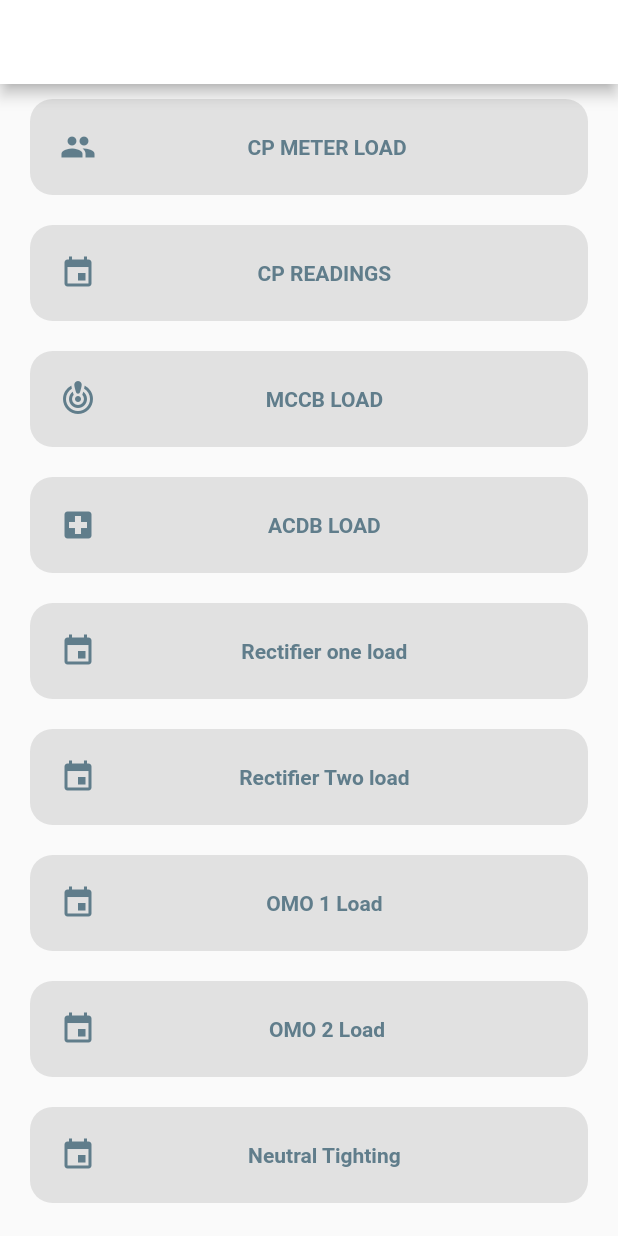
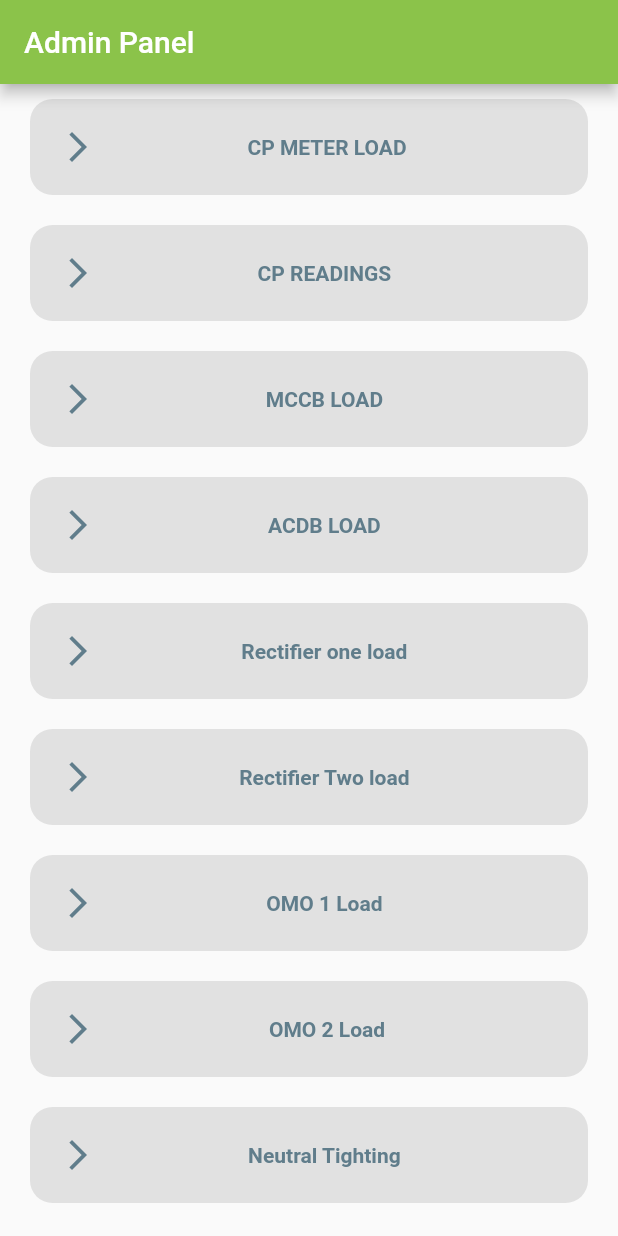
Before and after one commit to zyn10/Zong_Load_Collector, a Flutter app: the screen it shows after launch, on a phone screen of 412 x 824 dp. Run offline on Flutter 3.47's test engine with Material 2 defaults, Android fonts, the phone set to English and light mode, and no system bars.

Commit message:
Homepage Set

```diff
--- a/lib/home.dart
+++ b/lib/home.dart
@@ -11,7 +11,7 @@ class _HomeScreenState extends State<HomeScreen> {
   Widget build(BuildContext context) {
     return Scaffold(
       appBar: AppBar(
-        backgroundColor: Colors.white,
+        backgroundColor: Colors.lightGreen,
         title: const Text("Admin Panel"),
       ),
       body: SingleChildScrollView(
@@ -36,7 +36,7 @@ class _HomeScreenState extends State<HomeScreen> {
                 child: const Row(
                   children: [
                     Icon(
-                      Icons.people,
+                      Icons.arrow_forward_ios,
                       color: Colors.blueGrey,
                     ),
                     Expanded(
@@ -73,7 +73,7 @@ class _HomeScreenState extends State<HomeScreen> {
                 child: const Row(
                   children: [
                     Icon(
-                      Icons.event,
+                      Icons.arrow_forward_ios,
                       color: Colors.blueGrey,
                     ),
                     Expanded(
@@ -110,7 +110,7 @@ class _HomeScreenState extends State<HomeScreen> {
                 child: const Row(
                   children: [
                     Icon(
-                      Icons.crisis_alert_sharp,
+                      Icons.arrow_forward_ios,
                       color: Colors.blueGrey,
                     ),
                     Expanded(
@@ -146,7 +146,7 @@ class _HomeScreenState extends State<HomeScreen> {
                 child: const Row(
                   children: [
                     Icon(
-                      Icons.local_hospital,
+                      Icons.arrow_forward_ios,
                       color: Colors.blueGrey,
                     ),
                     Expanded(
@@ -183,7 +183,7 @@ class _HomeScreenState extends State<HomeScreen> {
                 child: const Row(
                   children: [
                     Icon(
-                      Icons.event,
+                      Icons.arrow_forward_ios,
                       color: Colors.blueGrey,
                     ),
                     Expanded(
@@ -220,7 +220,7 @@ class _HomeScreenState extends State<HomeScreen> {
                 child: const Row(
                   children: [
                     Icon(
-                      Icons.event,
+                      Icons.arrow_forward_ios,
                       color: Colors.blueGrey,
                     ),
                     Expanded(
@@ -257,7 +257,7 @@ class _HomeScreenState extends State<HomeScreen> {
                 child: const Row(
                   children: [
                     Icon(
-                      Icons.event,
+                      Icons.arrow_forward_ios,
                       color: Colors.blueGrey,
                     ),
                     Expanded(
@@ -294,7 +294,7 @@ class _HomeScreenState extends State<HomeScreen> {
                 child: const Row(
                   children: [
                     Icon(
-                      Icons.event,
+                      Icons.arrow_forward_ios,
                       color: Colors.blueGrey,
                     ),
                     Expanded(
@@ -331,7 +331,7 @@ class _HomeScreenState extends State<HomeScreen> {
                 child: const Row(
                   children: [
                     Icon(
-                      Icons.event,
+                      Icons.arrow_forward_ios,
                       color: Colors.blueGrey,
                     ),
                     Expanded(
--- a/lib/splash_screen.dart
+++ b/lib/splash_screen.dart
@@ -28,8 +28,10 @@ class _SplashScreenState extends State<SplashScreen> {
         decoration: const BoxDecoration(
           gradient: LinearGradient(
             colors: [
-              Color.fromARGB(255, 9, 225, 121),
-              Color.fromARGB(255, 0, 181, 93)
+              // Color.fromARGB(255, 9, 225, 121),
+              // Color.fromARGB(255, 0, 181, 93)
+
+              Colors.lightGreenAccent, Colors.lightGreen
             ],
           ),
         ),
```
